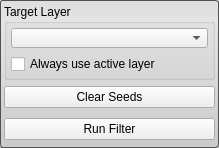
Above: src/Interface/ToolInterface/NeighborhoodConnectedFilterInterface.ui from SCIInstitute/Seg3D before the change. Below: the same form after it.
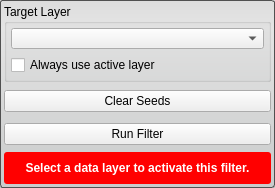
That is the form after the change. Custom widgets are drawn as their Qt base class.

Commit message: added a warning to the all the tools and filters for when the proper layer isnt selected.

Diff of the .ui file:
```diff
--- a/src/Interface/ToolInterface/NeighborhoodConnectedFilterInterface.ui
+++ b/src/Interface/ToolInterface/NeighborhoodConnectedFilterInterface.ui
@@ -6,8 +6,8 @@
    <rect>
     <x>0</x>
     <y>0</y>
-    <width>219</width>
-    <height>148</height>
+    <width>275</width>
+    <height>188</height>
    </rect>
   </property>
   <property name="sizePolicy">
@@ -19,7 +19,7 @@
   <property name="minimumSize">
    <size>
     <width>0</width>
-    <height>100</height>
+    <height>188</height>
    </size>
   </property>
   <property name="maximumSize">
@@ -94,7 +94,7 @@
      <property name="minimumSize">
       <size>
        <width>0</width>
-       <height>30</height>
+       <height>32</height>
       </size>
      </property>
      <property name="maximumSize">
@@ -131,13 +131,7 @@
      <property name="minimumSize">
       <size>
        <width>0</width>
-       <height>30</height>
-      </size>
-     </property>
-     <property name="maximumSize">
-      <size>
-       <width>16777215</width>
-       <height>30</height>
+       <height>32</height>
       </size>
      </property>
      <layout class="QHBoxLayout" name="horizontalLayout">
@@ -163,6 +157,48 @@
      </layout>
     </widget>
    </item>
+   <item>
+    <widget class="QWidget" name="message_alert_" native="true">
+     <property name="minimumSize">
+      <size>
+       <width>0</width>
+       <height>32</height>
+      </size>
+     </property>
+     <property name="styleSheet">
+      <string notr="true">QLabel#message_{
+  color: white;
+  font: bold;
+}
+
+QWidget#message_alert_{
+  border-radius: 3px;
+  background-color: red;
+}</string>
+     </property>
+     <layout class="QHBoxLayout" name="horizontalLayout_5">
+      <property name="spacing">
+       <number>0</number>
+      </property>
+      <property name="margin">
+       <number>4</number>
+      </property>
+      <item>
+       <widget class="QLabel" name="message_">
+        <property name="text">
+         <string>Select a data layer to activate this filter.</string>
+        </property>
+        <property name="alignment">
+         <set>Qt::AlignCenter</set>
+        </property>
+        <property name="wordWrap">
+         <bool>true</bool>
+        </property>
+       </widget>
+      </item>
+     </layout>
+    </widget>
+   </item>
   </layout>
  </widget>
  <customwidgets>
```
The commit also changes 67 other files.
